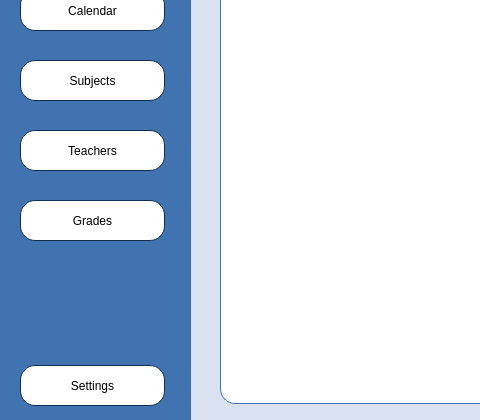
Old version of the form Planner/agendamain.ui in the repository BeliaViktoria/Planner; both pictures show x 0 to 480 and y 230 to 650 of the 1000 by 650 pixel window.
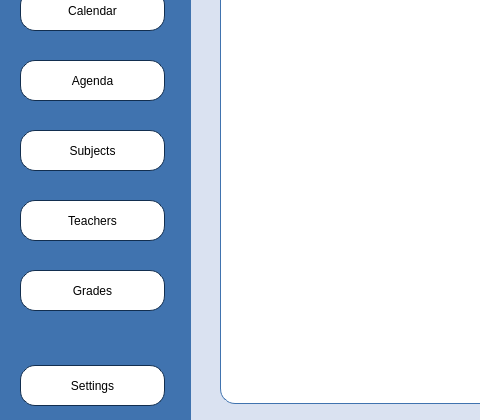
New version of the form.

```diff
--- a/Planner/agendamain.ui
+++ b/Planner/agendamain.ui
@@ -203,7 +203,7 @@
     <property name="geometry">
      <rect>
       <x>20</x>
-      <y>290</y>
+      <y>360</y>
       <width>145</width>
       <height>41</height>
      </rect>
@@ -225,7 +225,7 @@
     <property name="geometry">
      <rect>
       <x>20</x>
-      <y>360</y>
+      <y>430</y>
       <width>145</width>
       <height>41</height>
      </rect>
@@ -247,7 +247,7 @@
     <property name="geometry">
      <rect>
       <x>20</x>
-      <y>430</y>
+      <y>500</y>
       <width>145</width>
       <height>41</height>
      </rect>
@@ -309,6 +309,28 @@
      <string>Calendar</string>
     </property>
    </widget>
+   <widget class="QPushButton" name="pushButton_Agenda">
+    <property name="geometry">
+     <rect>
+      <x>20</x>
+      <y>290</y>
+      <width>145</width>
+      <height>41</height>
+     </rect>
+    </property>
+    <property name="styleSheet">
+     <string notr="true">font: 14pt &quot;Gentium Book Basic&quot;;
+color: black;
+background: rgb(255, 255, 255);
+border-radius: 15px;
+border-style: solid;
+border-width: 1px;
+border-color:rgb(18, 46, 79);</string>
+    </property>
+    <property name="text">
+     <string>Agenda</string>
+    </property>
+   </widget>
    <zorder>pushButton_Overview</zorder>
    <zorder>pushButton_Timetable</zorder>
    <zorder>pushButton_Subjects</zorder>
```
Left out of the diff: 1 changed line with no effect on the pictures.
